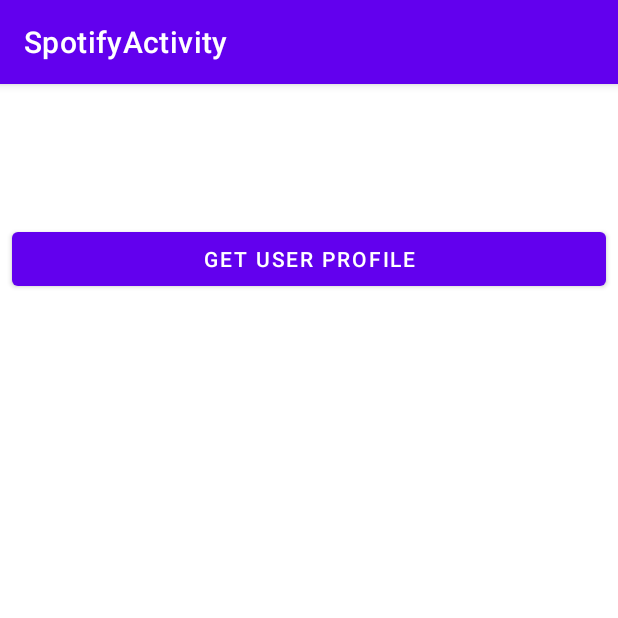
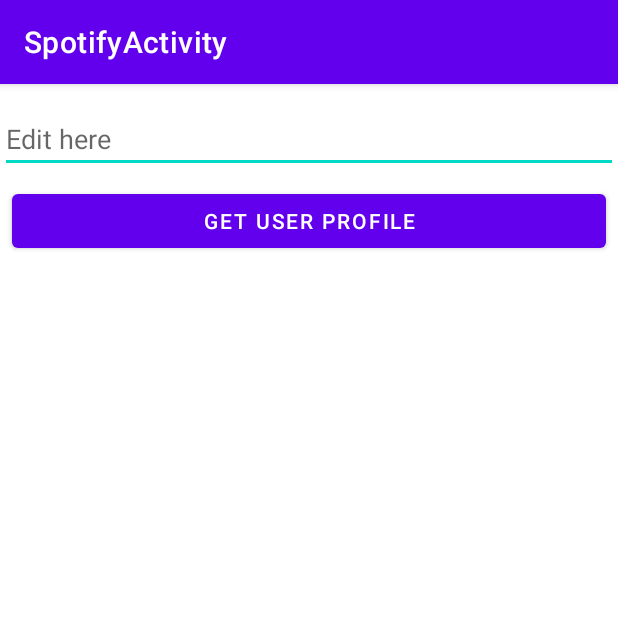
Before and after one commit to HugoDem/7ven-0clock, an Android app: the screen it shows after launch (SpotifyActivity), on a phone screen of 412 x 824 dp, the top half of it. Run offline under Robolectric (Android 15) with nearby library versions, the phone set to English and light mode, and no system bars; libraries missing offline, so code that uses them is left out: com.spotify.android, com.spotify.protocol; plain views replace BoxInsetLayout; 1 statement that could not run was skipped.

Commit message:
EditText

```diff
--- a/app/src/main/res/layout/activity_spotify.xml
+++ b/app/src/main/res/layout/activity_spotify.xml
@@ -15,27 +15,29 @@
         android:orientation="vertical">
 
         <TextView
-            android:id="@+id/token_text_view"
-            android:layout_width="match_parent"
-            android:layout_height="wrap_content"
-            android:layout_margin="8dp"
-            tools:text="Token: 089d841ccc194c10a77afad9e1c11d54" />
-
-        <TextView
-            android:id="@+id/code_text_view"
-            android:layout_width="match_parent"
-            android:layout_height="wrap_content"
-            android:layout_margin="8dp"
-            tools:text="Code: 089d841ccc194c10a77afad9e1c11d54" />
-
-
-        <TextView
             android:id="@+id/response_text_view"
             android:layout_width="match_parent"
             android:layout_height="wrap_content"
             android:textSize="10sp"
             tools:text="Line 1\nLine 2\nLine 3" />
 
+        <LinearLayout
+            android:layout_width="match_parent"
+            android:layout_height="wrap_content">
+
+
+            <EditText
+                android:id="@+id/editText"
+                android:layout_width="0dp"
+                android:layout_height="wrap_content"
+                android:layout_weight="1"
+                android:ems="10"
+                android:gravity="start|top"
+                android:hint="Edit here"
+                android:inputType="textMultiLine" />
+
+
+        </LinearLayout>
         <LinearLayout
             android:layout_width="match_parent"
             android:layout_height="wrap_content">
@@ -50,6 +52,7 @@
                 android:onClick="onRequestTokenClicked"
                 android:text="@string/btn_get_profile"/>
 
+
         </LinearLayout>
     </LinearLayout>
 </androidx.wear.widget.BoxInsetLayout>
```
